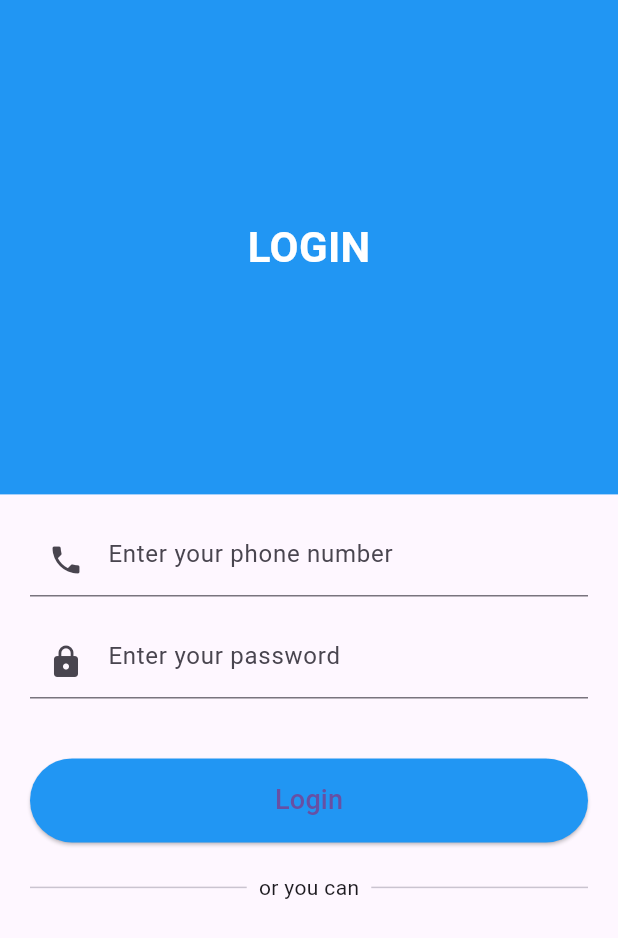
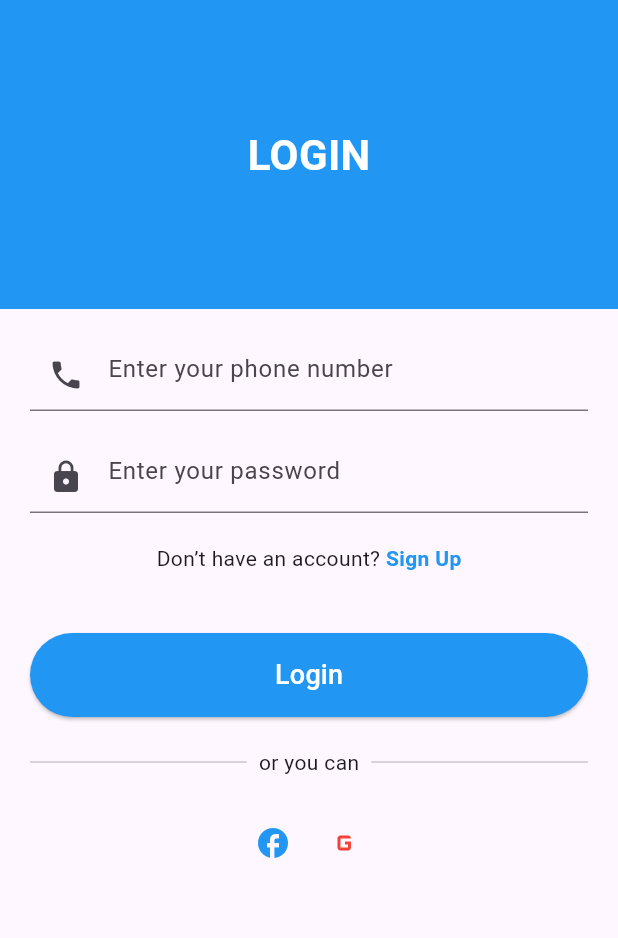
Before and after one commit to Dlhuutien/CNM_moblie, a Flutter app: the screen it shows after launch, after a tap on "Get started", on a phone screen of 412 x 824 dp. Shown: the top 938 px of the screen. Run offline on Flutter 3.47's test engine with Material 3 defaults, Android fonts, the phone set to English and light mode, and no system bars; our stand-ins replace easy_localization; network calls fail.

Commit message:
update translate

```diff
--- /dev/null
+++ b/chating_app/assets/translations/en.json
@@ -0,0 +1,6 @@
+{
+  "get_started": "Get started",
+  "welcome": "Welcome to our app!",
+  "Language": "Language",
+  "Mode": "Mode"
+}
--- /dev/null
+++ b/chating_app/assets/translations/vi.json
@@ -0,0 +1,6 @@
+{
+  "get_started": "Bắt đầu",
+  "welcome": "Chào mừng bạn đến với ứng dụng của chúng tôi!",
+  "Language": "Ngôn ngữ",
+  "Mode": "Giao diện"
+}
--- a/chating_app/lib/main.dart
+++ b/chating_app/lib/main.dart
@@ -1,11 +1,22 @@
 import 'package:flutter/material.dart';
+import 'package:easy_localization/easy_localization.dart';
 import 'screens/introduction_screen.dart';
 import 'screens/login_screen.dart';
 import 'screens/main_screen.dart';
-import 'screens/signUp_screen.dart'; // Import màn hình SignUp
+import 'screens/signUp_screen.dart';
 
-void main() {
-  runApp(MyApp());  // Xóa 'const' khỏi MyApp
+void main() async {
+  WidgetsFlutterBinding.ensureInitialized();
+  await EasyLocalization.ensureInitialized();
+
+  runApp(
+    EasyLocalization(
+      supportedLocales: const [Locale('en'), Locale('vi')],
+      path: 'assets/translations', // Thư mục chứa file JSON
+      fallbackLocale: const Locale('en'),
+      child: MyApp(),
+    ),
+  );
 }
 
 class MyApp extends StatelessWidget {
@@ -13,13 +24,16 @@ class MyApp extends StatelessWidget {
   Widget build(BuildContext context) {
     return MaterialApp(
       debugShowCheckedModeBanner: false,
-      initialRoute: '/', // Đặt màn hình ban đầu là IntroductionScreen
+      initialRoute: '/',
       routes: {
-        '/': (context) => IntroductionScreen(),
-        '/login': (context) => LoginScreen(),
-        '/main': (context) => MainScreen(),
-        '/sign_up': (context) => SignUpScreen(), // Thêm màn hình SignUp
+        '/': (context) => const IntroductionScreen(),
+        '/login': (context) => const LoginScreen(),
+        '/main': (context) => const MainScreen(),
+        '/sign_up': (context) => SignUpScreen(),
       },
+      localizationsDelegates: context.localizationDelegates,
+      supportedLocales: context.supportedLocales,
+      locale: context.locale,
     );
   }
 }
--- a/chating_app/lib/screens/introduction_screen.dart
+++ b/chating_app/lib/screens/introduction_screen.dart
@@ -1,46 +1,81 @@
 import 'package:flutter/material.dart';
 
-class IntroductionScreen extends StatelessWidget{
+class IntroductionScreen extends StatelessWidget {
   const IntroductionScreen({super.key});
 
   @override
   Widget build(BuildContext context) {
     return Scaffold(
       backgroundColor: Colors.white,
-      body: Column(
+      body: PageView(
+        children: [
+          buildPage(
+            context,
+            'assets/images/Introduction_group_chating.png',
+            'Group Chatting',
+            'Collaborate effortlessly with multiple people in a single conversation, sharing messages, files, and media.',
+          ),
+          buildPage(
+            context,
+            'assets/images/Introduction_video_calls.png',
+            'Video Calls',
+            'Connect face-to-face with friends and family through high-quality video calling.',
+          ),
+          buildPage(
+            context,
+            'assets/images/Introduction_profile.png',
+            'Profile',
+            'Showcase a customizable profile, including photos, bios, and personal details.',
+          ),
+          buildPage(
+            context,
+            'assets/images/Introduction_file_sharing.png',
+            'File Sharing',
+            'Share documents, images, and videos instantly with your contacts.',
+          ),
+        ],
+      ),
+    );
+  }
+
+  Widget buildPage(BuildContext context, String imagePath, String title, String description) {
+    return Column(
       mainAxisAlignment: MainAxisAlignment.center,
       children: [
-          Expanded(child: Container(
+        Expanded(
+          child: Container(
             color: Colors.blue,
             child: Column(
               mainAxisAlignment: MainAxisAlignment.center,
               children: [
-                Image.asset('assets/Introduction_group_chating.png', height: 150,),
+                Image.asset(imagePath, height: 150),
                 const SizedBox(height: 20),
-                const Text(
-                  "Group Chating",
-                  style: TextStyle(
+                Text(
+                  title,
+                  style: const TextStyle(
                     fontSize: 24,
                     fontWeight: FontWeight.bold,
-                    color: Colors.white
+                    color: Colors.white,
                   ),
                 ),
-                const SizedBox(height: 10,),
-                const Padding(
-                  padding: EdgeInsets.symmetric(horizontal: 30),
+                const SizedBox(height: 10),
+                Padding(
+                  padding: const EdgeInsets.symmetric(horizontal: 30),
                   child: Text(
-                    "Collaborate effortlessly with multiple people in a single conversation, sharing messages, files, and media.",
+                    description,
                     textAlign: TextAlign.center,
-                    style: TextStyle(
+                    style: const TextStyle(
                       fontSize: 16,
                       color: Colors.white70,
                     ),
                   ),
-                )
+                ),
               ],
             ),
-          )),
-          Expanded(child: Container(
+          ),
+        ),
+        Expanded(
+          child: Container(
             color: Colors.white,
             child: Column(
               mainAxisAlignment: MainAxisAlignment.start,
@@ -62,13 +97,14 @@ class IntroductionScreen extends StatelessWidget{
                   ),
                   child: const Text(
                     "Get started",
-                      style: TextStyle(fontSize: 18),
-                    ))
+                    style: TextStyle(fontSize: 18, color: Colors.white),
+                  ),
+                ),
               ],
             ),
-          ))
+          ),
+        ),
       ],
-      ),
     );
   }
 }
--- a/chating_app/lib/screens/login_screen.dart
+++ b/chating_app/lib/screens/login_screen.dart
@@ -5,11 +5,12 @@ class LoginScreen extends StatelessWidget{
   @override
   Widget build(BuildContext context) {
     return Scaffold(
-      body: Column(
+      body: SafeArea(
+        child: Column(
             mainAxisAlignment: MainAxisAlignment.center,
             children: [
               Expanded(
-            flex: 2,
+                flex: 1,
                 child: Container(
                   color: Colors.blue,
                   alignment: Alignment.center,
@@ -50,6 +51,25 @@ class LoginScreen extends StatelessWidget{
                         ),
                         obscureText: true,
                       ),
+                      const SizedBox(height: 20),
+                      Row(
+                        mainAxisAlignment: MainAxisAlignment.center,
+                        children: [
+                          const Text("Don’t have an account? "),
+                          GestureDetector(
+                            onTap: () {
+                              Navigator.pushNamed(context, '/sign_up');
+                            },
+                            child: const Text(
+                              "Sign Up",
+                              style: TextStyle(
+                                color: Colors.blue,
+                                fontWeight: FontWeight.bold,
+                              ),
+                            ),
+                          ),
+                        ],
+                      ),
                       const SizedBox(height: 40),
                       ElevatedButton(
                         onPressed: () {
@@ -66,7 +86,7 @@ class LoginScreen extends StatelessWidget{
                         ),
                         child: const Text(
                           "Login",
-                      style: TextStyle(fontSize: 18),
+                          style: TextStyle(fontSize: 18, color: Colors.white),
                         ),
                       ),
                       const SizedBox(height: 20),
@@ -80,12 +100,27 @@ class LoginScreen extends StatelessWidget{
                           Expanded(child: Divider()),
                         ],
                       ),
+                      SizedBox(height: 20),
+                      Row(
+                        mainAxisAlignment: MainAxisAlignment.center,
+                        children: [
+                          IconButton(
+                            icon: Icon(Icons.facebook, color: Colors.blue),
+                            onPressed: () {},
+                          ),
+                          IconButton(
+                            icon: Icon(Icons.g_mobiledata, color: Colors.red),
+                            onPressed: () {},
+                          ),
+                        ],
+                      ),
                     ],
                   ),
                 ),
               ),
             ],
           ),
+      )
     );
   }
 }
```
Also changed, not shown: chating_app/lib/screens/main_screen.dart (+6 -7 lines), chating_app/lib/screens/setting_screen.dart (+34 -7 lines), chating_app/pubspec.yaml (+6 -2 lines), chating_app/assets/images/Introduction_file_sharing.png (added), chating_app/assets/images/Introduction_group_chating.png (renamed from chating_app/assets/Introduction_group_chating.png), chating_app/assets/images/Introduction_profile.png (added), chating_app/assets/images/Introduction_video_calls.png (added), chating_app/pubspec.lock, 2 other files. Lines whose indentation alone changed are shown as unchanged.
